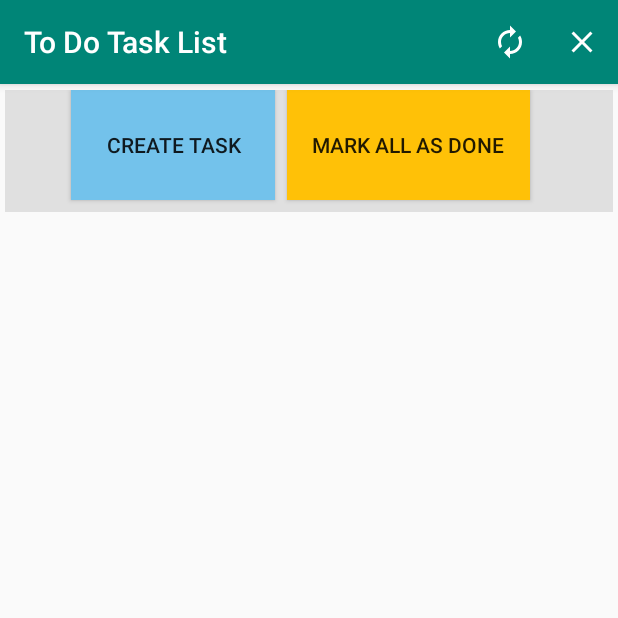
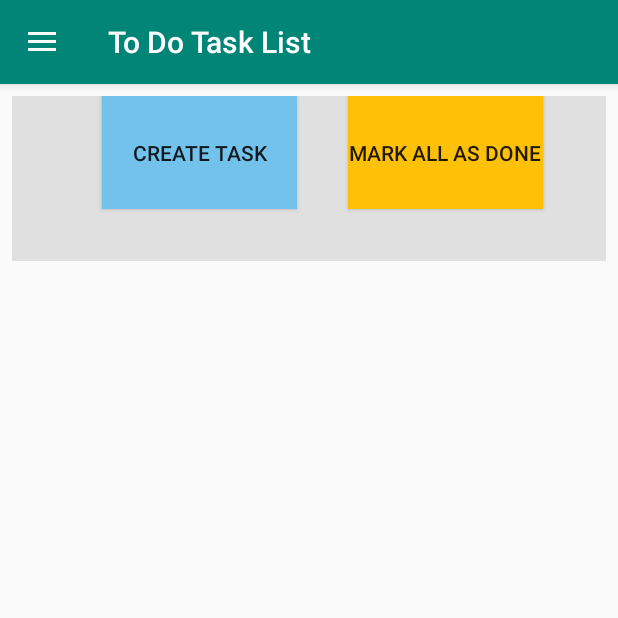
Before and after one commit to kaustuvnandy/ToDoAppProject, an Android app: the ToDoTaskList screen opened directly, with no data from a screen before it, after a tap on "REFRESH", on a phone screen of 412 x 824 dp, the top half of it. Run offline under Robolectric (Android 15) with nearby library versions, the phone set to English and light mode, and no system bars; libraries missing offline, so code that uses them is left out: io.realm; 4 statements that could not run were skipped; 3 other taps on this screen came first.

Commit message:
Nav Drawer Done

```diff
--- a/ToDoApp/app/src/main/java/com/project/todoapp/LoginActivity.java
+++ b/ToDoApp/app/src/main/java/com/project/todoapp/LoginActivity.java
@@ -4,8 +4,10 @@ import androidx.appcompat.app.AppCompatActivity;
 
 import android.content.Intent;
 import android.os.Bundle;
+import android.view.LayoutInflater;
 import android.view.View;
 import android.widget.EditText;
+import android.widget.TextView;
 import android.widget.Toast;
 
 import io.realm.Realm;
@@ -47,6 +49,10 @@ public class LoginActivity extends AppCompatActivity {
                 if(password.getText().toString().equals(userpass)) {
                     realm.close();
                     Toast.makeText(this,"Welcome " + username.getText().toString(),Toast.LENGTH_LONG).show();
+                    LayoutInflater inflater=getLayoutInflater();
+                    View mview=inflater.inflate(R.layout.nav_header,null);
+                    TextView txtName=mview.findViewById(R.id.textUserName);
+                    txtName.setText("Logged in by "+username.getText());
                     Intent intent = new Intent(this, ToDoTaskList.class);
                     intent.putExtra("username",username.getText().toString());
                     intent.addFlags(Intent.FLAG_ACTIVITY_CLEAR_TOP);
--- a/ToDoApp/app/src/main/java/com/project/todoapp/ToDoTaskList.java
+++ b/ToDoApp/app/src/main/java/com/project/todoapp/ToDoTaskList.java
@@ -1,21 +1,29 @@
 package com.project.todoapp;
 
+import androidx.annotation.NonNull;
+import androidx.appcompat.app.ActionBarDrawerToggle;
 import androidx.appcompat.app.AppCompatActivity;
+import androidx.drawerlayout.widget.DrawerLayout;
 import androidx.fragment.app.Fragment;
 import androidx.fragment.app.FragmentManager;
 import androidx.fragment.app.FragmentTransaction;
 import androidx.recyclerview.widget.LinearLayoutManager;
 import androidx.recyclerview.widget.RecyclerView;
 
+import android.content.Context;
 import android.content.Intent;
 import android.graphics.Color;
 import android.os.Bundle;
 import android.os.Handler;
+import android.view.LayoutInflater;
 import android.view.Menu;
 import android.view.MenuInflater;
 import android.view.MenuItem;
 import android.view.View;
+import android.widget.TextView;
 import android.widget.Toast;
+
+import com.google.android.material.navigation.NavigationView;
 
 import javax.annotation.OverridingMethodsMustInvokeSuper;
 
@@ -29,6 +37,10 @@ public class ToDoTaskList extends AppCompatActivity {
     private Boolean exit=false;
     String user;
     RealmResults<Tasks> userTasks;
+    DrawerLayout dl;
+    NavigationView nv;
+    ActionBarDrawerToggle toggle;
+
 
     @Override
     protected void onCreate(Bundle savedInstanceState) {
@@ -50,18 +62,17 @@ public class ToDoTaskList extends AppCompatActivity {
             mRecyclerView.setLayoutManager(new LinearLayoutManager(this));
             mRecyclerView.setAdapter(myAdapter);
         }
-    }
-
+        dl = findViewById(R.id.rootLayout);
+        nv = findViewById(R.id.navigationView);
+        toggle = new ActionBarDrawerToggle(this, dl, R.string.open_menu, R.string.close_menu);
+        dl.addDrawerListener(toggle);
+        toggle.syncState();
+        getSupportActionBar().setDisplayHomeAsUpEnabled(true);
+        nv.setNavigationItemSelectedListener(new NavigationView.OnNavigationItemSelectedListener() {
             @Override
-    public boolean onCreateOptionsMenu(Menu menu){
-        MenuInflater inflater=getMenuInflater();
-        inflater.inflate(R.menu.top_menu,menu);
-        return true;
-    }
-
-    @Override
-    public boolean onOptionsItemSelected(MenuItem item){
-        switch(item.getItemId()){
+            public boolean onNavigationItemSelected(@NonNull MenuItem item) {
+                int id = item.getItemId();
+                switch (id){
                     case R.id.refresh:
                         finish();
                         overridePendingTransition(0, 0);
@@ -70,13 +81,25 @@ public class ToDoTaskList extends AppCompatActivity {
                         return true;
                     case R.id.logout:
                         finish();
-                Toast.makeText(this,"Logged Out",Toast.LENGTH_LONG).show();
-                Intent intent=new Intent(this,LoginActivity.class);
+                        Toast.makeText(getApplicationContext(),"Logged Out",Toast.LENGTH_LONG).show();
+                        Intent intent=new Intent(getApplicationContext(),LoginActivity.class);
                         startActivity(intent);
                         return true;
+                    case R.id.exit:
+                        finish();
+                        return true;
                 }
+                return true;
+            }
+        });
+    }
+    @Override
+    public boolean onOptionsItemSelected(MenuItem item){
+        if(toggle.onOptionsItemSelected(item))
+            return true;
         return super.onOptionsItemSelected(item);
     }
+
     public void fragment(){
         FragmentManager fm=getSupportFragmentManager();
         FragmentTransaction ft=fm.beginTransaction();
@@ -94,7 +117,6 @@ public class ToDoTaskList extends AppCompatActivity {
     public void onBackPressed() {
         if (exit) {
             finish();
-
         } else {
             Toast.makeText(this, "Press Back again to Exit.",
                     Toast.LENGTH_SHORT).show();
@@ -105,7 +127,6 @@ public class ToDoTaskList extends AppCompatActivity {
                     exit = false;
                 }
             }, 3 * 1000);
-
         }
     }
     public void onClickMarkAllDone(View view){
--- /dev/null
+++ b/ToDoApp/app/src/main/res/drawable/ic_cancel_black_24dp.xml
@@ -0,0 +1,9 @@
+<vector xmlns:android="http://schemas.android.com/apk/res/android"
+        android:width="24dp"
+        android:height="24dp"
+        android:viewportWidth="24.0"
+        android:viewportHeight="24.0">
+    <path
+        android:fillColor="@android:color/white"
+        android:pathData="M12,2C6.47,2 2,6.47 2,12s4.47,10 10,10 10,-4.47 10,-10S17.53,2 12,2zM17,15.59L15.59,17 12,13.41 8.41,17 7,15.59 10.59,12 7,8.41 8.41,7 12,10.59 15.59,7 17,8.41 13.41,12 17,15.59z"/>
+</vector>
--- a/ToDoApp/app/src/main/res/layout/activity_to_do_task_list.xml
+++ b/ToDoApp/app/src/main/res/layout/activity_to_do_task_list.xml
@@ -1,50 +1,43 @@
 <?xml version="1.0" encoding="utf-8"?>
-<androidx.constraintlayout.widget.ConstraintLayout xmlns:android="http://schemas.android.com/apk/res/android"
+<androidx.drawerlayout.widget.DrawerLayout xmlns:android="http://schemas.android.com/apk/res/android"
     xmlns:app="http://schemas.android.com/apk/res-auto"
     xmlns:tools="http://schemas.android.com/tools"
+    android:id="@+id/rootLayout"
     android:layout_width="match_parent"
     android:layout_height="match_parent"
     tools:context=".ToDoTaskList">
 
     <LinearLayout
         android:id="@+id/linearLayout"
-        android:layout_width="405dp"
-        android:layout_height="81dp"
+        android:layout_width="match_parent"
+        android:layout_height="80dp"
         android:layout_marginStart="8dp"
-        android:layout_marginTop="4dp"
+        android:layout_marginTop="8dp"
         android:layout_marginEnd="8dp"
-        android:background="#A6D3D3D3"
-        android:orientation="horizontal"
-        app:layout_constraintEnd_toEndOf="parent"
-        app:layout_constraintStart_toStartOf="parent"
-        app:layout_constraintTop_toTopOf="parent">
+        android:layout_marginBottom="650dp"
+        android:background="#A6D3D3D3">
 
         <Button
             android:id="@+id/create_task"
-            android:layout_width="136dp"
-            android:layout_height="73dp"
-            android:layout_marginStart="44dp"
+            android:layout_width="130dp"
+            android:layout_height="75dp"
+            android:layout_marginStart="60dp"
+            android:layout_marginEnd="8dp"
             android:background="#73C2EB"
             android:onClick="onClickCreateTask"
             android:text="Create Task"
-            android:textAlignment="center"
-            app:layout_constraintBottom_toBottomOf="@+id/linearLayout"
-            app:layout_constraintStart_toStartOf="@+id/linearLayout"
-            app:layout_constraintTop_toTopOf="@+id/linearLayout" />
+            android:textAlignment="center" />
 
         <Button
             android:id="@+id/all_done"
-            android:layout_width="162dp"
-            android:layout_height="73dp"
-            android:layout_marginStart="8dp"
-            android:layout_marginEnd="8dp"
+            android:layout_width="130dp"
+            android:layout_height="75dp"
+            android:layout_marginStart="26dp"
+            android:layout_marginEnd="52dp"
             android:background="#FFC107"
+            android:onClick="onClickMarkAllDone"
             android:text="Mark All As Done"
-            android:textAlignment="center"
-            app:layout_constraintBottom_toBottomOf="@+id/linearLayout"
-            app:layout_constraintStart_toStartOf="@+id/linearLayout"
-            app:layout_constraintTop_toTopOf="@+id/linearLayout"
-            android:onClick="onClickMarkAllDone"/>
+            android:textAlignment="center" />
 
     </LinearLayout>
 
@@ -53,7 +46,7 @@
         android:layout_width="397dp"
         android:layout_height="633dp"
         android:layout_marginStart="8dp"
-        android:layout_marginTop="8dp"
+        android:layout_marginTop="85dp"
         android:layout_marginEnd="8dp"
         app:layout_constraintEnd_toEndOf="parent"
         app:layout_constraintStart_toStartOf="parent"
@@ -62,12 +55,16 @@
     <FrameLayout
         android:id="@+id/empty_container"
         android:layout_width="match_parent"
+        android:layout_height="wrap_content"
+        tools:layout_editor_absoluteX="0dp"
+        tools:layout_editor_absoluteY="-91dp"></FrameLayout>
+
+    <com.google.android.material.navigation.NavigationView
+        android:id="@+id/navigationView"
+        android:layout_width="wrap_content"
         android:layout_height="match_parent"
-        tools:layout_editor_absoluteX="0dp"
-        tools:layout_editor_absoluteY="-91dp">
+        android:layout_gravity="start"
+        app:headerLayout="@layout/nav_header"
+        app:menu="@menu/top_menu" />
 
-
-    </FrameLayout>
-
-
-</androidx.constraintlayout.widget.ConstraintLayout>
+</androidx.drawerlayout.widget.DrawerLayout>
--- /dev/null
+++ b/ToDoApp/app/src/main/res/layout/nav_header.xml
@@ -0,0 +1,25 @@
+<?xml version="1.0" encoding="utf-8"?>
+<LinearLayout xmlns:android="http://schemas.android.com/apk/res/android"
+    android:orientation="vertical" android:layout_width="match_parent"
+    android:layout_height="match_parent">
+
+    <TextView
+        android:layout_width="match_parent"
+        android:layout_height="wrap_content"
+        android:text="To-Do Application"
+        android:textSize="20sp"
+        android:layout_marginTop="10sp"
+        android:layout_marginEnd="10sp"
+        android:layout_marginStart="10sp"/>
+
+    <TextView
+        android:id="@+id/textUserName"
+        android:layout_width="match_parent"
+        android:layout_height="wrap_content"
+        android:text="STCET Workshop"
+        android:textSize="16sp"
+        android:layout_marginBottom="10sp"
+        android:layout_marginEnd="10sp"
+        android:layout_marginStart="10sp"/>
+
+</LinearLayout>
--- a/ToDoApp/app/src/main/res/menu/top_menu.xml
+++ b/ToDoApp/app/src/main/res/menu/top_menu.xml
@@ -4,10 +4,13 @@
     <item android:id="@+id/refresh"
         android:icon="@drawable/ic_autorenew_black_24dp"
         android:title="REFRESH"
-        app:showAsAction="ifRoom" />
+        app:showAsAction="never"/>
     <item android:id="@+id/logout"
         android:icon="@drawable/ic_close_black_24dp"
         android:title="LOGOUT"
-        app:showAsAction="ifRoom" />
-
+        app:showAsAction="never"/>
+    <item android:id="@+id/exit"
+        android:icon="@drawable/ic_cancel_black_24dp"
+        android:title="EXIT"
+        app:showAsAction="never"/>
 </menu>
--- a/ToDoApp/app/src/main/res/values/strings.xml
+++ b/ToDoApp/app/src/main/res/values/strings.xml
@@ -3,4 +3,6 @@
 
     <!-- TODO: Remove or change this placeholder text -->
     <string name="hello_blank_fragment">Hello blank fragment</string>
+    <string name="open_menu">Open</string>
+    <string name="close_menu">Close</string>
 </resources>
```
Lines whose indentation alone changed are shown as unchanged.
